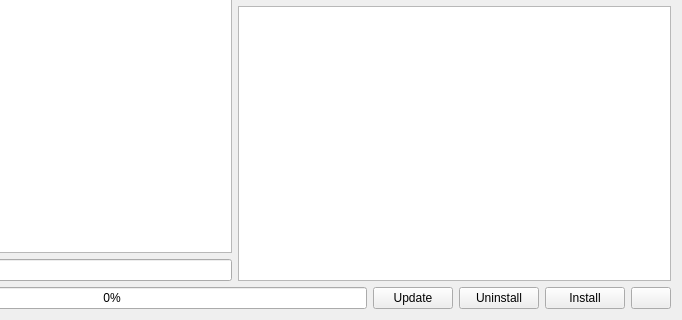
Before: the Qt Designer form plugins/extensions/resourcemanager/wdgdlgcontentdownloader.ui in KDE/krita, drawn with Qt 5; both pictures show x 213 to 895 and y 185 to 505 of the 895 by 505 pixel window.
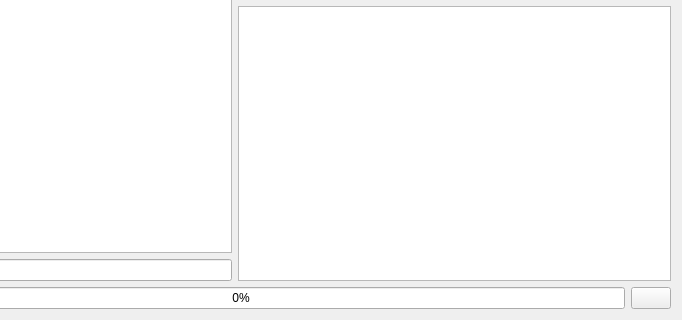
After: the same form once the commit is applied. Custom widgets are drawn as their Qt base class.

Commit message: Remove unused and unconnected buttons

```diff
--- a/plugins/extensions/resourcemanager/wdgdlgcontentdownloader.ui
+++ b/plugins/extensions/resourcemanager/wdgdlgcontentdownloader.ui
@@ -314,33 +314,6 @@
        </property>
       </widget>
      </item>
-     <item>
-      <widget class="QPushButton" name="updateButton">
-       <property name="enabled">
-        <bool>true</bool>
-       </property>
-       <property name="text">
-        <string>Update</string>
-       </property>
-      </widget>
-     </item>
-     <item>
-      <widget class="QPushButton" name="uninstallButton">
-       <property name="enabled">
-        <bool>true</bool>
-       </property>
-       <property name="text">
-        <string>Uninstall</string>
-       </property>
-      </widget>
-     </item>
-     <item>
-      <widget class="QPushButton" name="installButton">
-       <property name="text">
-        <string>Install</string>
-       </property>
-      </widget>
-     </item>
      <item>
       <widget class="QPushButton" name="closeButton"/>
      </item>
@@ -349,16 +322,21 @@
   </layout>
  </widget>
  <customwidgets>
-  <customwidget>
-   <class>KTitleWidget</class>
-   <extends>QWidget</extends>
-   <header>ktitlewidget.h</header>
-  </customwidget>
   <customwidget>
    <class>KLineEdit</class>
    <extends>QLineEdit</extends>
    <header>klineedit.h</header>
   </customwidget>
+  <customwidget>
+   <class>KRatingWidget</class>
+   <extends>QFrame</extends>
+   <header>kratingwidget.h</header>
+  </customwidget>
+  <customwidget>
+   <class>KTitleWidget</class>
+   <extends>QWidget</extends>
+   <header>ktitlewidget.h</header>
+  </customwidget>
   <customwidget>
    <class>KComboBox</class>
    <extends>QComboBox</extends>
@@ -374,11 +352,6 @@
    <extends>QWidget</extends>
    <header>imagepreviewwidget_p.h</header>
   </customwidget>
-  <customwidget>
-   <class>KRatingWidget</class>
-   <extends>QWidget</extends>
-   <header>kratingwidget.h</header>
-  </customwidget>
  </customwidgets>
  <resources/>
  <connections/>
```
Left out of the diff: 4 changed lines with no effect on the pictures. The commit also changes 2 other files.
